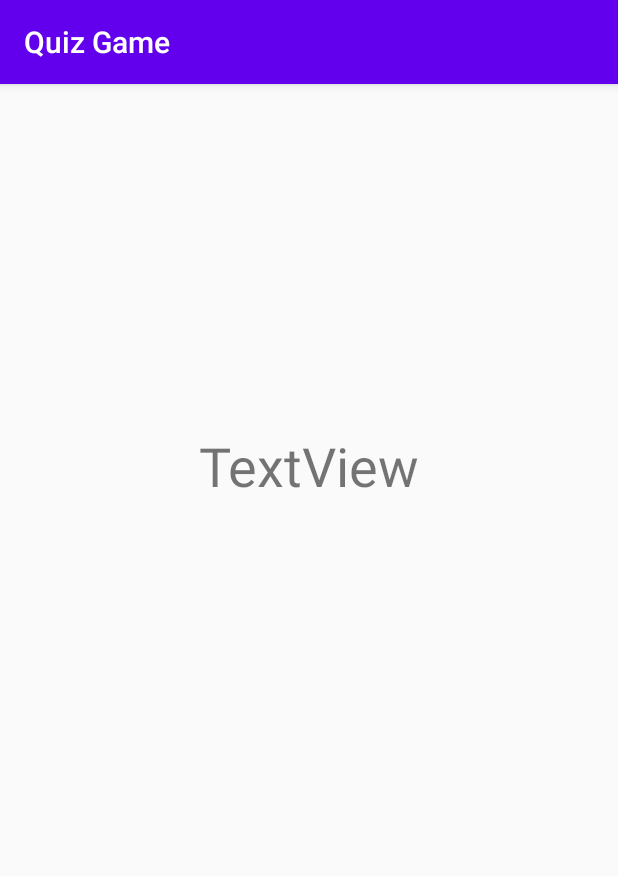
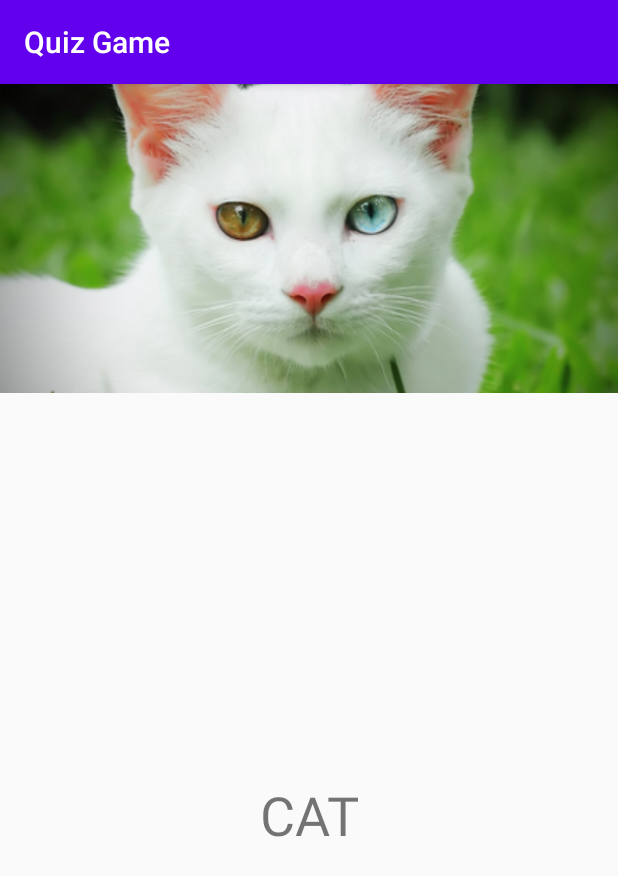
Before and after one commit to MongkolMkspk/QuizGame, an Android app: the WordListActivity screen opened directly, with no data from a screen before it, after a tap on "CAT", on a phone screen of 412 x 824 dp. Shown: the top 876 px of the screen. Run offline under Robolectric (Android 15) with nearby library versions, the phone set to English and light mode, and no system bars.

```diff
--- a/app/build.gradle
+++ b/app/build.gradle
@@ -30,5 +30,6 @@ dependencies {
     testImplementation 'junit:junit:4.12'
     androidTestImplementation 'androidx.test.ext:junit:1.1.2'
     androidTestImplementation 'androidx.test.espresso:espresso-core:3.3.0'
+    implementation 'com.google.code.gson:gson:2.8.6'
 
 }
--- a/app/src/main/AndroidManifest.xml
+++ b/app/src/main/AndroidManifest.xml
@@ -9,7 +9,8 @@
         android:roundIcon="@mipmap/ic_launcher_round"
         android:supportsRtl="true"
         android:theme="@style/AppTheme">
-        <activity android:name=".WordDetailsActivity"></activity>
+        <activity android:name=".GameActivity"></activity>
+        <activity android:name=".WordDetailsActivity" />
         <activity android:name=".WordListActivity" />
         <activity
             android:name=".MainActivity"
--- a/app/src/main/java/th/ac/su/cp/quizgame/WordDetailsActivity.java
+++ b/app/src/main/java/th/ac/su/cp/quizgame/WordDetailsActivity.java
@@ -2,7 +2,14 @@ package th.ac.su.cp.quizgame;
 
 import androidx.appcompat.app.AppCompatActivity;
 
+import android.content.Intent;
 import android.os.Bundle;
+import android.widget.ImageView;
+import android.widget.TextView;
+
+import com.google.gson.Gson;
+
+import th.ac.su.cp.quizgame.model.WordItem;
 
 public class WordDetailsActivity extends AppCompatActivity {
 
@@ -10,5 +17,19 @@ public class WordDetailsActivity extends AppCompatActivity {
     protected void onCreate(Bundle savedInstanceState) {
         super.onCreate(savedInstanceState);
         setContentView(R.layout.activity_word_details);
+
+        Intent intent = getIntent();
+
+        String itemJson = intent.getStringExtra("item");
+        WordItem item = new Gson().fromJson(itemJson, WordItem.class);
+
+        /*String word = intent.getStringExtra("word");
+        int img = intent.getIntExtra("image",0);*/
+
+        ImageView iv = findViewById(R.id.image_view);
+        TextView tv = findViewById(R.id.word_text_view);
+
+        iv.setImageResource(item.imageResId);
+        tv.setText(item.word);
     }
 }
--- a/app/src/main/java/th/ac/su/cp/quizgame/WordListActivity.java
+++ b/app/src/main/java/th/ac/su/cp/quizgame/WordListActivity.java
@@ -19,10 +19,28 @@ import android.widget.LinearLayout;
 import android.widget.TextView;
 import android.widget.Toast;
 
+import com.google.gson.Gson;
+
+import java.util.ArrayList;
+import java.util.Arrays;
+import java.util.List;
+
 import th.ac.su.cp.quizgame.model.WordItem;
 
 public class WordListActivity extends AppCompatActivity {
 
+    static public WordItem[] items = {
+            new WordItem(R.drawable.cat, "CAT"),
+            new WordItem(R.drawable.dog, "DOG"),
+            new WordItem(R.drawable.dolphin, "DOLPHIN"),
+            new WordItem(R.drawable.koala, "KOALA"),
+            new WordItem(R.drawable.lion, "LION"),
+            new WordItem(R.drawable.owl, "OWL"),
+            new WordItem(R.drawable.penguin, "PENGUIN"),
+            new WordItem(R.drawable.pig, "PIG"),
+            new WordItem(R.drawable.rabbit, "RABBIT"),
+            new WordItem(R.drawable.tiger, "TIGER")
+    };
     @Override
     protected void onCreate(Bundle savedInstanceState) {
         super.onCreate(savedInstanceState);
@@ -30,8 +48,10 @@ public class WordListActivity extends AppCompatActivity {
 
         //สร้าง Layout manager
         LinearLayoutManager lm = new LinearLayoutManager(WordListActivity.this);
+
+        List<WordItem> wordList = Arrays.asList(items);
         //สร้าง adapter object
-        MyAdapter adapter = new MyAdapter(WordListActivity.this);
+        MyAdapter adapter = new MyAdapter(WordListActivity.this,wordList);
 
         //เข้าถึง RecycleView ใน Layout
         RecyclerView rv = findViewById(R.id.word_list_recycler_view);
@@ -45,22 +65,12 @@ public class WordListActivity extends AppCompatActivity {
 class MyAdapter extends RecyclerView.Adapter<MyAdapter.MyViewHolder> {
 
     final Context mContext;
+    final List<WordItem> mWordList;
 
-    WordItem[] items = {
-            new WordItem(R.drawable.cat, "CAT"),
-            new WordItem(R.drawable.dog, "DOG"),
-            new WordItem(R.drawable.dolphin, "DOLPHIN"),
-            new WordItem(R.drawable.koala, "KOALA"),
-            new WordItem(R.drawable.lion, "LION"),
-            new WordItem(R.drawable.owl, "OWL"),
-            new WordItem(R.drawable.penguin, "PENGUIN"),
-            new WordItem(R.drawable.pig, "PIG"),
-            new WordItem(R.drawable.rabbit, "RABBIT"),
-            new WordItem(R.drawable.tiger, "TIGER")
-    };
+    public MyAdapter(Context context,List<WordItem> wordList) {
 
-    public MyAdapter(Context context) {
         this.mContext = context;
+        this.mWordList = wordList;
     }
 
     @NonNull
@@ -74,15 +84,15 @@ class MyAdapter extends RecyclerView.Adapter<MyAdapter.MyViewHolder> {
 
     @Override//holder รับ vh
     public void onBindViewHolder(@NonNull MyViewHolder holder, final int position) {
-        holder.imageView.setImageResource(items[position].imageResId);
-        holder.wordTextView.setText(items[position].word);
-        holder.item = items[position];
+        holder.imageView.setImageResource(mWordList.get(position).imageResId);
+        holder.wordTextView.setText(mWordList.get(position).word);
+        holder.item = mWordList.get(position);
 
     }
 
     @Override
     public int getItemCount() {
-        return items.length;//จำนวนครั้งการเตรียมแสดง item (บอกว่ามีไอเทมทั้งหมดกี่ชิ้น)
+        return mWordList.size();//จำนวนครั้งการเตรียมแสดง item (บอกว่ามีไอเทมทั้งหมดกี่ชิ้น)
     }
 
     static class MyViewHolder extends RecyclerView.ViewHolder {
@@ -103,6 +113,12 @@ class MyAdapter extends RecyclerView.Adapter<MyAdapter.MyViewHolder> {
                     Toast.makeText(context, item.word, Toast.LENGTH_SHORT).show();
 
                     Intent intent = new Intent(context,WordDetailsActivity.class);
+                    /*intent.putExtra("word",item.word);
+                    intent.putExtra("image",item.imageResId);*/
+
+                    String itemJson = new Gson().toJson(item);//Json is String can reduce "intent.putExtra"
+                    intent.putExtra("item",itemJson);
+
                     context.startActivity(intent);
 
                     /*AlertDialog.Builder dialog = new AlertDialog.Builder(context);
--- a/app/src/main/res/layout/activity_word_details.xml
+++ b/app/src/main/res/layout/activity_word_details.xml
@@ -21,9 +21,9 @@
         android:id="@+id/word_text_view"
         android:layout_width="wrap_content"
         android:layout_height="wrap_content"
-        android:layout_marginTop="24dp"
         android:text="TextView"
         android:textSize="36sp"
+        app:layout_constraintBottom_toBottomOf="parent"
         app:layout_constraintEnd_toEndOf="parent"
         app:layout_constraintStart_toStartOf="parent"
         app:layout_constraintTop_toBottomOf="@+id/image_view" />
```
Also changed, not shown: app/src/main/java/th/ac/su/cp/quizgame/GameActivity.java (added, +139 -0 lines), app/src/main/java/th/ac/su/cp/quizgame/MainActivity.java (+8 -0 lines), app/src/main/res/layout/activity_game.xml (added, +91 -0 lines).
